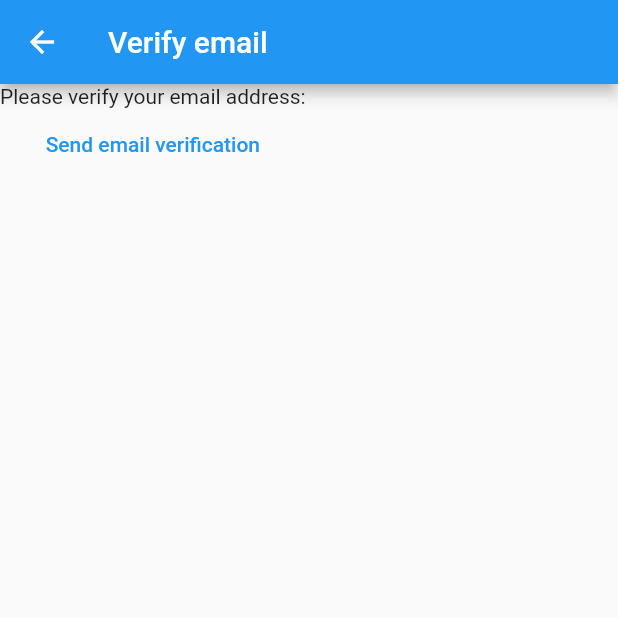
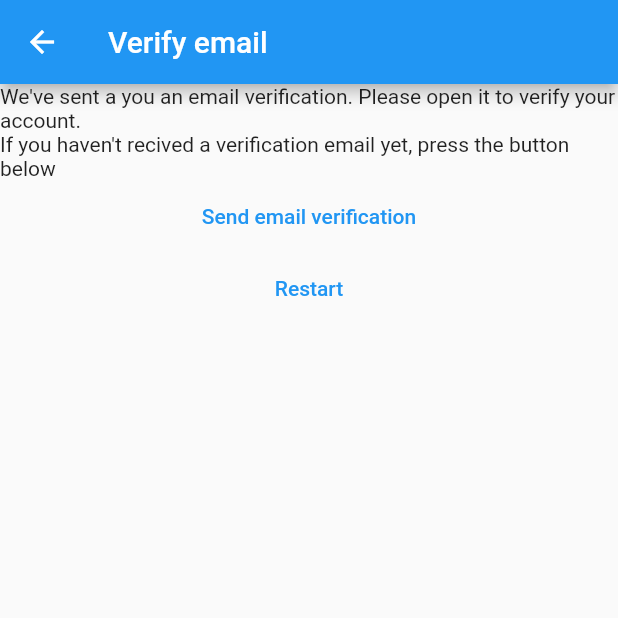
Before and after one commit to ananta6d595/mynotes, a Flutter app: the VerifyEmailView screen opened directly, on a phone screen of 412 x 824 dp, the top half of it. Run offline on Flutter 3.47's test engine with Material 2 defaults, Android fonts, the phone set to English and light mode, and no system bars; our stand-ins replace firebase_auth, firebase_core; accounts and stored records are empty.

Commit message:
step-7 modified verification to instant after registration

```diff
--- a/lib/constants/routes.dart
+++ b/lib/constants/routes.dart
@@ -1,5 +1,8 @@
 // route keys of maps
+
+import 'package:mynotes/view/verify_email_view.dart';
 
 const loginRoute = "/login";
 const registerRoute = "/register";
 const notesRoute = "/notes";
+const verifyEmailRoute = "/verify-email";
--- a/lib/main.dart
+++ b/lib/main.dart
@@ -29,7 +29,8 @@ class MyApp extends StatelessWidget {
       routes: {
         loginRoute: (context) => const LoginView(),
         registerRoute: (context) => const RegisterView(),
-        notesRoute: (context) => const NotesView()
+        notesRoute: (context) => const NotesView(),
+        verifyEmailRoute: (context) => const VerifyEmailView(),
       },
     );
   }
@@ -143,6 +144,6 @@ Future<bool> showLogOutDialog(BuildContext context) {
   // "showDialog" function returns bool? thats why ".then()" has been used.54
 }
 
-// For switch case every case should return somthing or should have break statement.
+// For switch case every case should return something or should have break statement.
 // if there is any "if" condition in any "case" and not return or break keyword in any "case"
 // then every "if" condition must have return statement or break keyword.
--- a/lib/view/verify_email_view.dart
+++ b/lib/view/verify_email_view.dart
@@ -1,6 +1,8 @@
 import 'package:firebase_auth/firebase_auth.dart';
 import 'package:flutter/material.dart';
 import 'dart:developer' as devTool show log;
+
+import 'package:mynotes/constants/routes.dart';
 
 class VerifyEmailView extends StatefulWidget {
   const VerifyEmailView({Key? key}) : super(key: key);
@@ -18,7 +20,10 @@ class _VerifyEmailViewState extends State<VerifyEmailView> {
       ),
       body: Column(
         children: [
-          const Text('Please verify your email address:'),
+          const Text(
+              "We've sent a you an email verification. Please open it to verify your account."),
+          const Text(
+              "If you haven't recived a verification email yet, press the button below"),
           TextButton(
             onPressed: () async {
               final user = FirebaseAuth.instance.currentUser;
@@ -27,7 +32,19 @@ class _VerifyEmailViewState extends State<VerifyEmailView> {
                   "User name:  + ${user?.email}"); // send verificatioin to user's email
             },
             child: const Text('Send email verification'),
-          )
+          ),
+          TextButton(
+            onPressed: () async {
+              await FirebaseAuth.instance.signOut();
+              if (!mounted) return;
+
+              Navigator.of(context).pushNamedAndRemoveUntil(
+                registerRoute,
+                (route) => false,
+              );
+            },
+            child: Text("Restart"),
+          ),
         ],
       ),
     );
```
Also changed, not shown: lib/view/register_view.dart (+29 -7 lines), lib/utilities/show_error_dialog.dart (line endings or trailing spaces).
